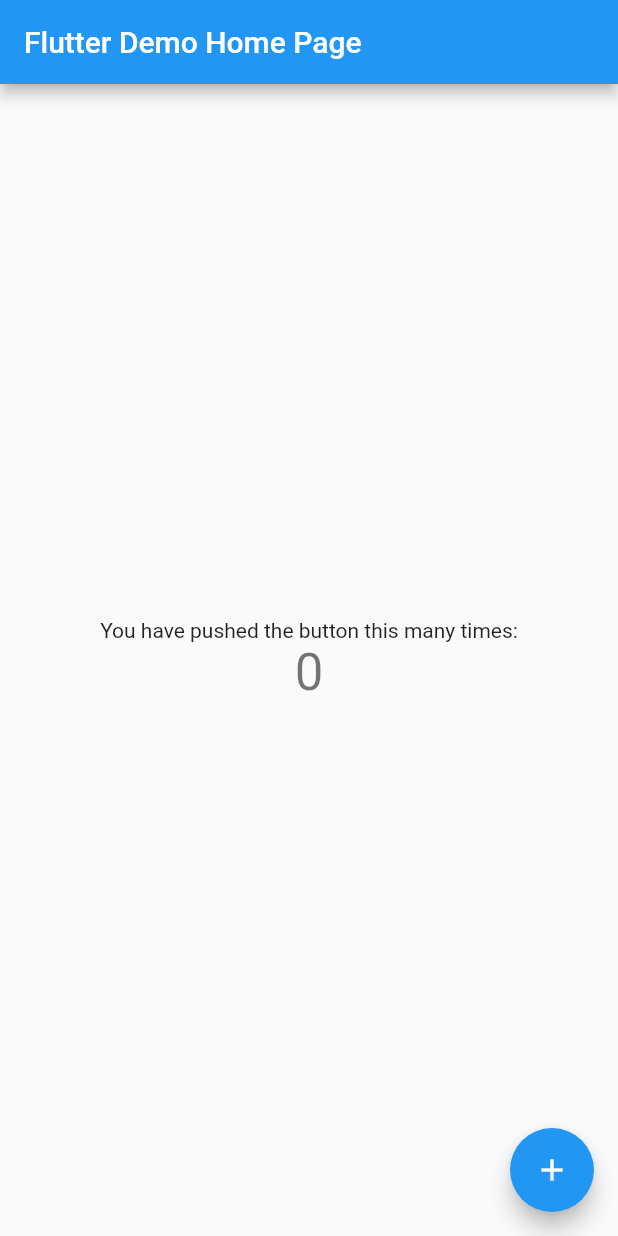
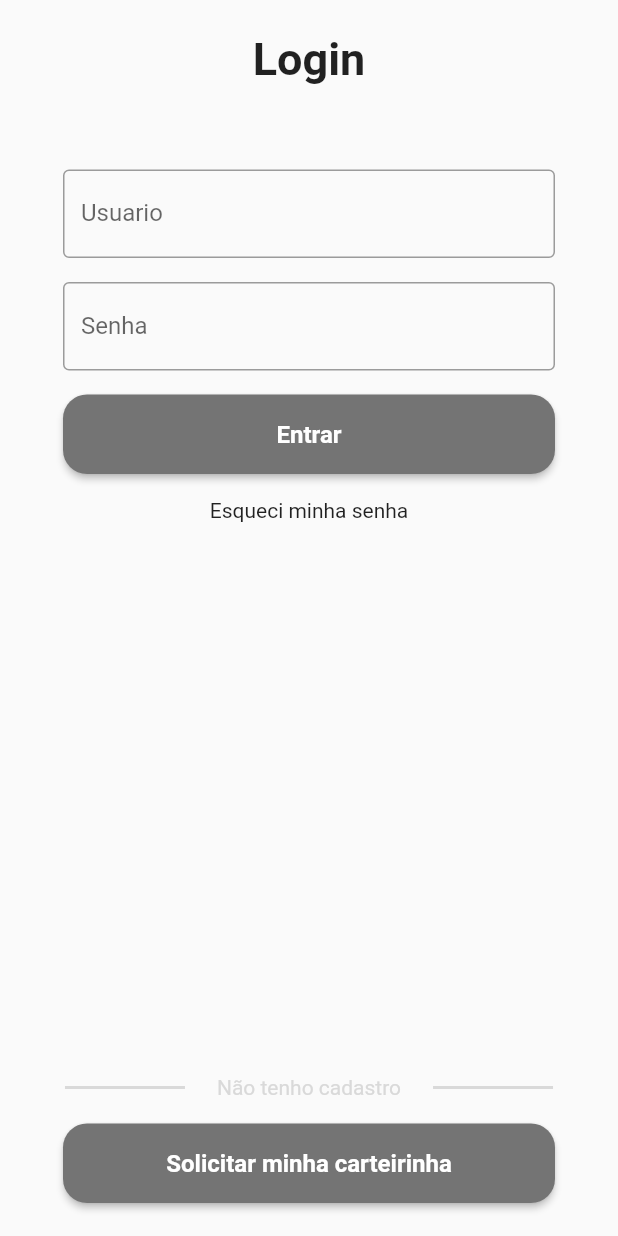
Before and after one commit to VictorCardoso22/carteira, a Flutter app: the screen it shows after launch, on a phone screen of 412 x 824 dp. Run offline on Flutter 3.47's test engine with Material 2 defaults, Android fonts, the phone set to English and light mode, and no system bars.

Commit message:
Splash page e login page

```diff
--- /dev/null
+++ b/lib/design-system/buttons/custon_primary_button.dart
@@ -0,0 +1,34 @@
+import 'package:flutter/material.dart';
+
+class CustomPrimaryButton extends StatelessWidget {
+  CustomPrimaryButton(
+      {key,
+      required String titulo,
+      required VoidCallback onPressed,
+      bool small = false})
+      : _titulo = titulo,
+        _onPressed = onPressed,
+        _small = small,
+        super(key: key);
+
+  String _titulo;
+  VoidCallback _onPressed;
+
+  bool _small;
+
+  @override
+  Widget build(BuildContext context) {
+    return ElevatedButton(
+      onPressed: _onPressed,
+      child: Text(_titulo),
+      style: ElevatedButton.styleFrom(
+        padding: EdgeInsets.symmetric(vertical: 15, horizontal: 20),
+        shape: RoundedRectangleBorder(borderRadius: BorderRadius.circular(16)),
+        textStyle: TextStyle(fontSize: 16, fontWeight: FontWeight.bold),
+        fixedSize: _small == false ? const Size(328, 53) : Size(153, 53),
+        primary: Color(0xFF747474),
+        onPrimary: Color(0xFFffffff),
+      ),
+    );
+  }
+}
--- a/lib/main.dart
+++ b/lib/main.dart
@@ -1,115 +1,24 @@
+import 'package:carteira/pages/login/login_page.dart';
 import 'package:flutter/material.dart';
+import 'pages/splash/splash_page.dart';
 
 void main() {
-  runApp(const MyApp());
+  runApp(const App());
 }
 
-class MyApp extends StatelessWidget {
-  const MyApp({Key? key}) : super(key: key);
+class App extends StatelessWidget {
+  const App({Key? key}) : super(key: key);
 
-  // This widget is the root of your application.
   @override
   Widget build(BuildContext context) {
     return MaterialApp(
-      title: 'Flutter Demo',
-      theme: ThemeData(
-        // This is the theme of your application.
-        //
-        // Try running your application with "flutter run". You'll see the
-        // application has a blue toolbar. Then, without quitting the app, try
-        // changing the primarySwatch below to Colors.green and then invoke
-        // "hot reload" (press "r" in the console where you ran "flutter run",
-        // or simply save your changes to "hot reload" in a Flutter IDE).
-        // Notice that the counter didn't reset back to zero; the application
-        // is not restarted.
-        primarySwatch: Colors.blue,
-      ),
-      home: const MyHomePage(title: 'Flutter Demo Home Page'),
+      title: 'Carteira de estudante',
+      initialRoute: '/splash',
+      routes: {
+        '/splash': (_) => const SplashPage(),
+        '/login': (_) => const LoginPage(),
+      },
+      // home: HomePage(),
     );
   }
 }
-
-class MyHomePage extends StatefulWidget {
-  const MyHomePage({Key? key, required this.title}) : super(key: key);
-
-  // This widget is the home page of your application. It is stateful, meaning
-  // that it has a State object (defined below) that contains fields that affect
-  // how it looks.
-
-  // This class is the configuration for the state. It holds the values (in this
-  // case the title) provided by the parent (in this case the App widget) and
-  // used by the build method of the State. Fields in a Widget subclass are
-  // always marked "final".
-
-  final String title;
-
-  @override
-  State<MyHomePage> createState() => _MyHomePageState();
-}
-
-class _MyHomePageState extends State<MyHomePage> {
-  int _counter = 0;
-
-  void _incrementCounter() {
-    setState(() {
-      // This call to setState tells the Flutter framework that something has
-      // changed in this State, which causes it to rerun the build method below
-      // so that the display can reflect the updated values. If we changed
-      // _counter without calling setState(), then the build method would not be
-      // called again, and so nothing would appear to happen.
-      _counter++;
-    });
-  }
-
-  @override
-  Widget build(BuildContext context) {
-    // This method is rerun every time setState is called, for instance as done
-    // by the _incrementCounter method above.
-    //
-    // The Flutter framework has been optimized to make rerunning build methods
-    // fast, so that you can just rebuild anything that needs updating rather
-    // than having to individually change instances of widgets.
-    return Scaffold(
-      appBar: AppBar(
-        // Here we take the value from the MyHomePage object that was created by
-        // the App.build method, and use it to set our appbar title.
-        title: Text(widget.title),
-      ),
-      body: Center(
-        // Center is a layout widget. It takes a single child and positions it
-        // in the middle of the parent.
-        child: Column(
-          // Column is also a layout widget. It takes a list of children and
-          // arranges them vertically. By default, it sizes itself to fit its
-          // children horizontally, and tries to be as tall as its parent.
-          //
-          // Invoke "debug painting" (press "p" in the console, choose the
-          // "Toggle Debug Paint" action from the Flutter Inspector in Android
-          // Studio, or the "Toggle Debug Paint" command in Visual Studio Code)
-          // to see the wireframe for each widget.
-          //
-          // Column has various properties to control how it sizes itself and
-          // how it positions its children. Here we use mainAxisAlignment to
-          // center the children vertically; the main axis here is the vertical
-          // axis because Columns are vertical (the cross axis would be
-          // horizontal).
-          mainAxisAlignment: MainAxisAlignment.center,
-          children: <Widget>[
-            const Text(
-              'You have pushed the button this many times:',
-            ),
-            Text(
-              '$_counter',
-              style: Theme.of(context).textTheme.headline4,
-            ),
-          ],
-        ),
-      ),
-      floatingActionButton: FloatingActionButton(
-        onPressed: _incrementCounter,
-        tooltip: 'Increment',
-        child: const Icon(Icons.add),
-      ), // This trailing comma makes auto-formatting nicer for build methods.
-    );
-  }
-}
--- /dev/null
+++ b/lib/pages/home/home.dart
@@ -0,0 +1,14 @@
+import 'package:flutter/material.dart';
+import 'package:flutter/src/foundation/key.dart';
+import 'package:flutter/src/widgets/framework.dart';
+
+class HomePage extends StatelessWidget {
+  const HomePage({Key? key}) : super(key: key);
+
+  @override
+  Widget build(BuildContext context) {
+    return MaterialApp(
+      home: Container(),
+    );
+  }
+}
--- /dev/null
+++ b/lib/pages/login/login_page.dart
@@ -0,0 +1,100 @@
+import 'package:carteira/design-system/buttons/custon_primary_button.dart';
+import 'package:flutter/material.dart';
+
+class LoginPage extends StatefulWidget {
+  const LoginPage({Key? key}) : super(key: key);
+
+  @override
+  State<LoginPage> createState() => _LoginPageState();
+}
+
+class _LoginPageState extends State<LoginPage> {
+  @override
+  Widget build(BuildContext context) {
+    return Scaffold(
+      body: SingleChildScrollView(
+        child: Container(
+          height: MediaQuery.of(context).size.height,
+          padding: const EdgeInsets.all(22),
+          child: Column(
+            mainAxisAlignment: MainAxisAlignment.center,
+            crossAxisAlignment: CrossAxisAlignment.center,
+            children: [
+              const Text(
+                'Login',
+                style: TextStyle(
+                  fontSize: 30,
+                  fontWeight: FontWeight.bold,
+                ),
+              ),
+              const SizedBox(height: 56),
+              const Center(
+                child: SizedBox(
+                  width: 328,
+                  child: TextField(
+                    decoration: InputDecoration(
+                      border: OutlineInputBorder(),
+                      labelText: 'Usuario',
+                    ),
+                  ),
+                ),
+              ),
+              const SizedBox(height: 16),
+              const Center(
+                child: SizedBox(
+                  width: 328,
+                  child: TextField(
+                    decoration: InputDecoration(
+                      border: OutlineInputBorder(),
+                      labelText: 'Senha',
+                    ),
+                  ),
+                ),
+              ),
+              const SizedBox(height: 16),
+              CustomPrimaryButton(
+                onPressed: () {
+                  print("teste essa desgraça");
+                },
+                titulo: 'Entrar',
+              ),
+              const SizedBox(height: 16),
+              const Center(
+                child: Text('Esqueci minha senha'),
+              ),
+              Expanded(child: SizedBox.expand()),
+              Row(
+                mainAxisAlignment: MainAxisAlignment.spaceEvenly,
+                children: [
+                  Container(
+                    width: 80,
+                    height: 2,
+                    color: Color(0xFFD9D9D9),
+                  ),
+                  const Text(
+                    'Não tenho cadastro',
+                    style: TextStyle(
+                      color: Color(0xFFD9D9D9),
+                    ),
+                  ),
+                  Container(
+                    width: 80,
+                    height: 2,
+                    color: Color(0xFFD9D9D9),
+                  ),
+                ],
+              ),
+              const SizedBox(height: 16),
+              CustomPrimaryButton(
+                onPressed: () {
+                  print("teste essa desgraça");
+                },
+                titulo: 'Solicitar minha carteirinha',
+              ),
+            ],
+          ),
+        ),
+      ),
+    );
+  }
+}
--- /dev/null
+++ b/lib/pages/splash/splash_page.dart
@@ -0,0 +1,33 @@
+import 'package:flutter/material.dart';
+import 'package:flutter/src/foundation/key.dart';
+import 'package:flutter/src/widgets/framework.dart';
+
+class SplashPage extends StatefulWidget {
+  const SplashPage({Key? key}) : super(key: key);
+
+  @override
+  State<SplashPage> createState() => _SplashPageState();
+}
+
+class _SplashPageState extends State<SplashPage> {
+  @override
+  void initState() {
+    super.initState();
+    Future.delayed(const Duration(seconds: 3))
+        .then((_) => Navigator.of(context).pushReplacementNamed('/login'));
+  }
+
+  @override
+  Widget build(BuildContext context) {
+    return Container(
+      child: Center(
+        child: SizedBox(
+          width: 220,
+          child: Image.asset(
+            'assets/logo.png',
+          ),
+        ),
+      ),
+    );
+  }
+}
```
Also changed, not shown: pubspec.yaml (+3 -4 lines), assets/logo.png (added), 1 other file.
